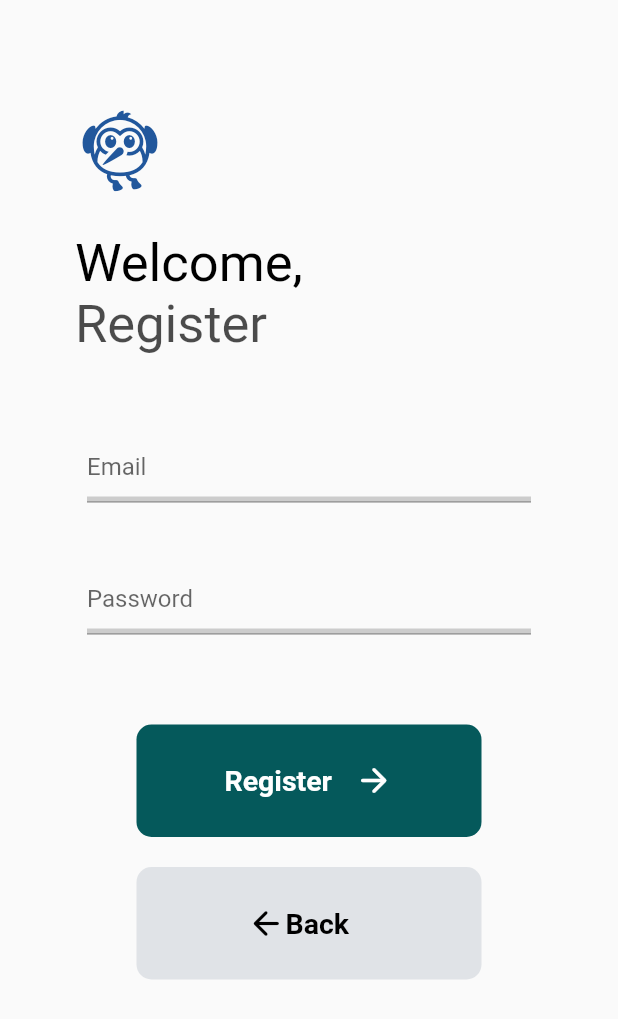
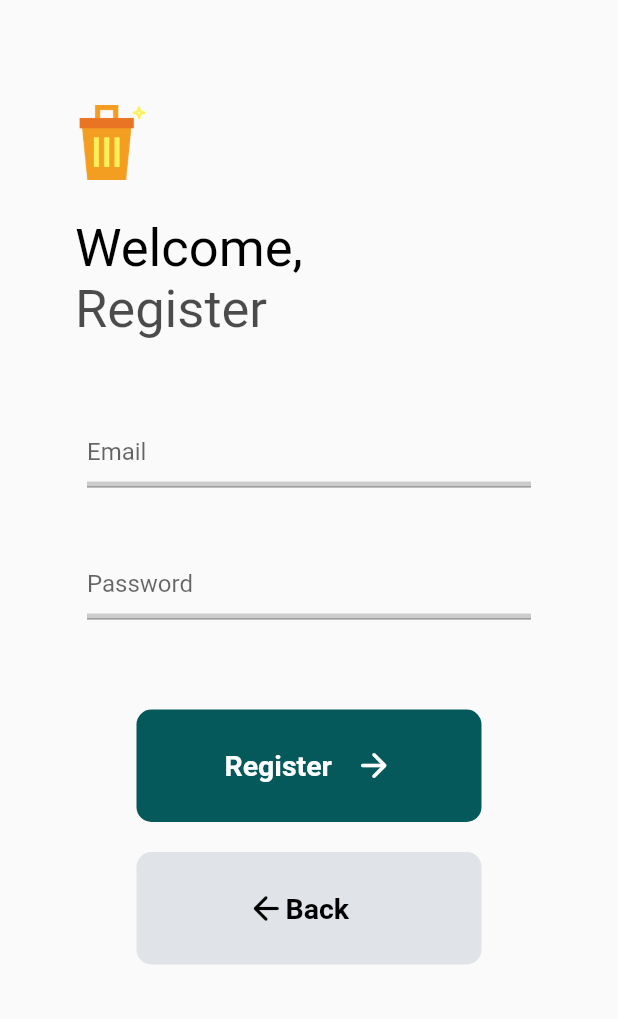
Before and after one commit to iyoubee/Trashsure-Flutter, a Flutter app: the RegisterPage screen opened by its route, on a phone screen of 412 x 824 dp. Shown: the top 1019 px of the screen. Run offline on Flutter 3.47's test engine with Material 2 defaults, Android fonts, the phone set to English and light mode, and no system bars; missing offline and left inert: pbp_django_auth.

```diff
--- a/lib/pages/RegisterPage.dart
+++ b/lib/pages/RegisterPage.dart
@@ -55,8 +55,12 @@ class _RegisterPageState extends State<RegisterPage> {
                           child: Column(
                             crossAxisAlignment: CrossAxisAlignment.start,
                             children: [
-                              const Icon(Icons.flutter_dash,
-                                  size: 60, color: Color(0xff21579C)),
+                              SizedBox(
+                                width: 50,
+                                child: Image.asset(
+                                  "lib/assets/bin.png"
+                                ),
+                              ),
                               const SizedBox(height: 25),
                               const Text(
                                 "Welcome,",
--- a/pubspec.yaml
+++ b/pubspec.yaml
@@ -65,9 +65,8 @@ flutter:
   uses-material-design: true
 
   # To add assets to your application, add an assets section, like this:
-  # assets:
-  #   - images/a_dot_burr.jpeg
-  #   - images/a_dot_ham.jpeg
+  assets:
+    - lib/assets/bin.png
 
   # An image asset can refer to one or more resolution-specific "variants", see
   # https://flutter.dev/assets-and-images/#resolution-aware
```
Also changed, not shown: lib/pages/LoginPage.dart (+6 -2 lines).
